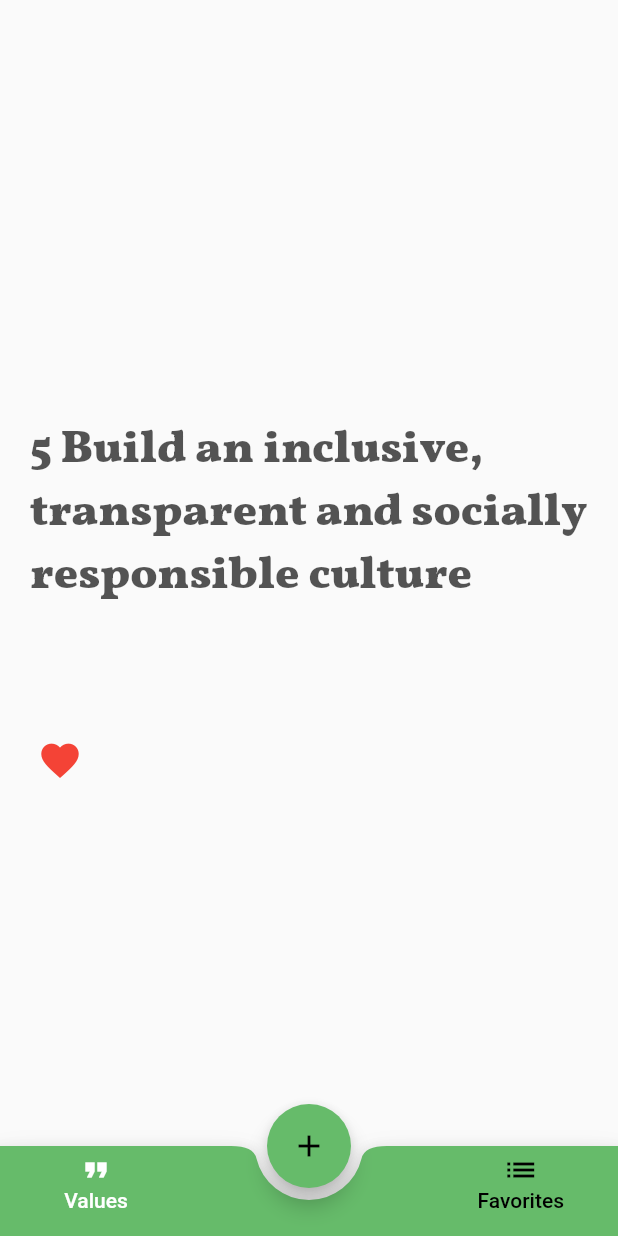
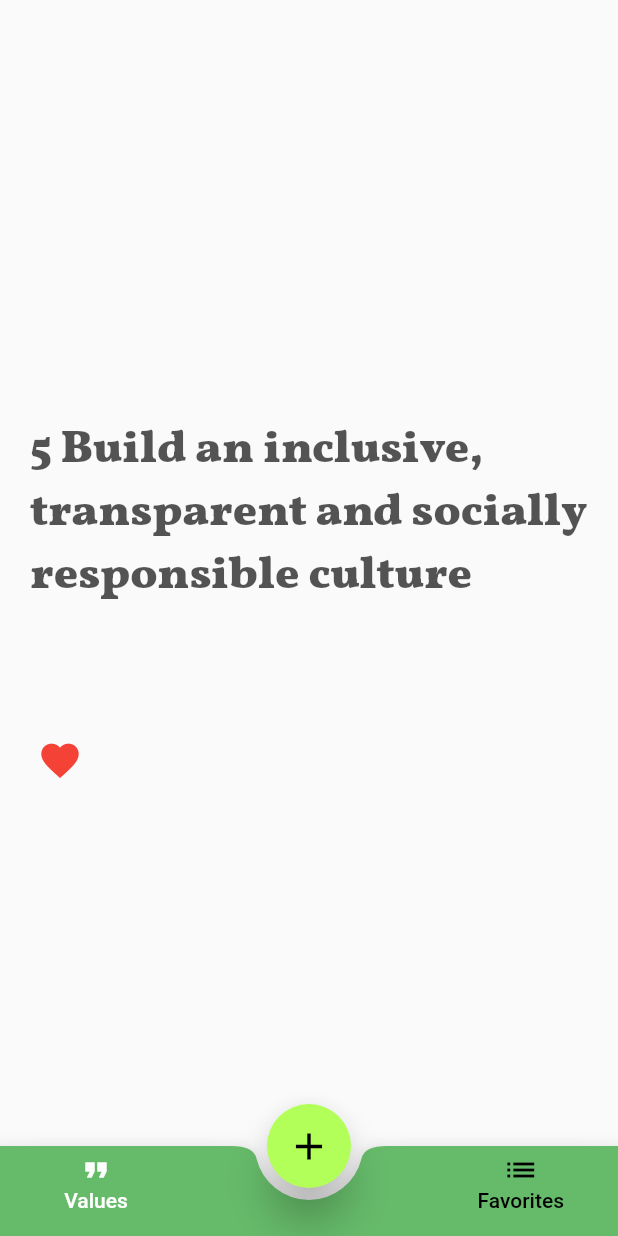
Before and after one commit to ptuzinek/net_guru_blocs, a Flutter app: the screen it shows after launch, after a tap on the "favorite" icon, on a phone screen of 412 x 824 dp. Run offline on Flutter 3.47's test engine with Material 2 defaults, Android fonts, the phone set to English and light mode, and no system bars; our stand-ins replace bloc, equatable, flutter_bloc, shared_preferences; missing offline and left inert: move_to_background.

Commit message:
Added SharedPreferences, changed bloc, state, events and UI to handle Stings instead of ValueBase object for easier SharedPreferences use. Changed FloatingActionButton's color.

```diff
--- a/lib/bloc/favorites/favorites_bloc.dart
+++ b/lib/bloc/favorites/favorites_bloc.dart
@@ -8,7 +8,9 @@ part 'favorites_state.dart';
 
 class FavoritesBloc extends Bloc<FavoritesEvent, FavoritesState> {
   final ValuesRepository repository;
-  FavoritesBloc({this.repository}) : super(FavoritesEmpty());
+  FavoritesBloc({this.repository})
+      : super(FavoritesUpdateSuccess(
+            favoritesList: repository.localFavoritesList));
 
   @override
   void onTransition(Transition<FavoritesEvent, FavoritesState> transition) {
@@ -27,13 +29,8 @@ class FavoritesBloc extends Bloc<FavoritesEvent, FavoritesState> {
 
   Stream<FavoritesState> _mapNewFavoriteValueToState(
       NewFavoriteValue event) async* {
-    repository.localValuesList[event.index].isFavorite = true;
-    List<String> updatedList = List();
-    repository.localValuesList.forEach((valueBase) {
-      if (valueBase.isFavorite) {
-        updatedList.add(valueBase.valueText);
-      }
-    });
+    // ToDo - Save favoritesList to SharedPreferences
+    List<String> updatedList = repository.addToFavoritesList(event.newFavorite);
     yield FavoritesUpdateSuccess(
       favoritesList: updatedList,
     );
--- a/lib/bloc/favorites/favorites_state.dart
+++ b/lib/bloc/favorites/favorites_state.dart
@@ -4,7 +4,11 @@ abstract class FavoritesState extends Equatable {
   FavoritesState([List props = const []]) : super(props);
 }
 
-class FavoritesEmpty extends FavoritesState {
+class FavoritesInitial extends FavoritesState {
+  final List<String> favoritesList;
+
+  FavoritesInitial({this.favoritesList}) : super([favoritesList]);
+
   @override
   String toString() => 'FavoritesEmpty';
 }
--- a/lib/bloc/values/values_bloc.dart
+++ b/lib/bloc/values/values_bloc.dart
@@ -15,7 +15,11 @@ class ValuesBloc extends Bloc<ValuesEvent, ValuesState> {
 
   ValuesBloc({
     @required this.repository,
-  }) : super(ValuesUpdateSuccess(repository.localValuesList, repository.index));
+  }) : super(ValuesUpdateSuccess(
+          valuesList: repository.localValuesList,
+          favoritesList: repository.localFavoritesList,
+          index: repository.index,
+        ));
 
   @override
   void onTransition(Transition<ValuesEvent, ValuesState> transition) {
@@ -38,16 +42,23 @@ class ValuesBloc extends Bloc<ValuesEvent, ValuesState> {
 
   Stream<ValuesState> _mapAddedNewValueToState(AddedNewValue event) async* {
     yield ValuesStateLoading();
-    List<ValueBase> updatedList = repository.addToValuesList(event.newValue);
+    List<String> updatedList = repository.addToValuesList(event.newValue);
+    // ToDo - save valueList to SharedPreferences
     yield ValuesUpdateSuccess(
-      updatedList,
-      repository.index,
+      valuesList: updatedList,
+      favoritesList: repository.localFavoritesList,
+      index: repository.index,
     );
   }
 
   Stream<ValuesState> _mapLikedValueToState(LikedValue event) async* {
     yield ValuesStateLoading();
-    yield ValuesUpdateSuccess(repository.localValuesList, repository.index);
+
+    yield ValuesUpdateSuccess(
+      valuesList: repository.localValuesList,
+      favoritesList: repository.localFavoritesList,
+      index: repository.index,
+    );
   }
 
   Stream<ValuesState> _mapAnimationEndedToState(AnimationEnded event) async* {
@@ -55,8 +66,9 @@ class ValuesBloc extends Bloc<ValuesEvent, ValuesState> {
     int index = repository.getNextIndex();
     repository.index = index;
     yield ValuesUpdateSuccess(
-      repository.getValuesList(),
-      index,
+      valuesList: repository.getValuesList(),
+      favoritesList: repository.localFavoritesList,
+      index: index,
     );
   }
 }
--- a/lib/bloc/values/values_event.dart
+++ b/lib/bloc/values/values_event.dart
@@ -10,7 +10,7 @@ class AnimationEnded extends ValuesEvent {
 }
 
 class AddedNewValue extends ValuesEvent {
-  final ValueBase newValue;
+  final String newValue;
 
   AddedNewValue({this.newValue}) : super([newValue]);
 
@@ -19,11 +19,9 @@ class AddedNewValue extends ValuesEvent {
 }
 
 class LikedValue extends ValuesEvent {
-  // final String newFavorite;
-  // final int index;
+  final int index;
 
-  // LikedValue({this.newFavorite, this.index}) : super([newFavorite]);
-  LikedValue() : super([]);
+  LikedValue({this.index}) : super([index]);
 
   @override
   String toString() => "LikedValue";
--- a/lib/bloc/values/values_state.dart
+++ b/lib/bloc/values/values_state.dart
@@ -10,21 +10,14 @@ class ValuesStateLoading extends ValuesState {
 }
 
 class ValuesUpdateSuccess extends ValuesState {
-  final List<ValueBase> valuesList;
+  final List<String> valuesList;
+  final List<String> favoritesList;
   final int index;
 
-  ValuesUpdateSuccess(this.valuesList, this.index) : super([valuesList]);
+  ValuesUpdateSuccess({this.valuesList, this.favoritesList, this.index})
+      : super([valuesList, favoritesList, index]);
 
   @override
   String toString() =>
-      'ValuesUpdateSuccess {index: $index , valuesQuantity: ${valuesList.length}}';
+      'ValuesUpdateSuccess {index: $index , valuesQuantity: ${valuesList.length}, favoritesQuantity: ${favoritesList.length}';
 }
-
-class IconChangedSuccess extends ValuesState {
-  final List<String> favoritesList;
-
-  IconChangedSuccess({this.favoritesList}) : super([favoritesList]);
-
-  @override
-  String toString() => 'IconChangedSuccess { likedValueList: $favoritesList}';
-}
--- a/lib/components/floating_button.dart
+++ b/lib/components/floating_button.dart
@@ -10,9 +10,11 @@ class FloatingButton extends StatelessWidget {
   @override
   Widget build(BuildContext context) {
     return FloatingActionButton(
-      backgroundColor: Theme.of(context).primaryColor,
+      elevation: 12,
+      backgroundColor: Colors.lightGreenAccent,
       child: Icon(
         Icons.add,
+        size: 30,
         color: activeTab == AppTab.addValue ? Colors.white : Colors.black,
       ),
       onPressed: onPressed,
--- a/lib/pages/add_screen.dart
+++ b/lib/pages/add_screen.dart
@@ -24,8 +24,8 @@ class _AddScreenState extends State<AddScreen> {
     super.dispose();
   }
 
-  void addNewValueToList(ValueBase newValue) {
-    if (newValue.valueText.length > 0) {
+  void addNewValueToList(String newValue) {
+    if (newValue.length > 0) {
       textEditingController.clear();
       widget.bloc.add(AddedNewValue(newValue: newValue));
       FocusScope.of(context).unfocus();
@@ -50,8 +50,7 @@ class _AddScreenState extends State<AddScreen> {
               controller: textEditingController,
             ),
             FlatButton(
-              onPressed: () => addNewValueToList(
-                  ValueBase(valueText: newValue, isFavorite: false)),
+              onPressed: () => addNewValueToList(newValue),
               child: Text('Add'),
             ),
           ],
--- a/lib/pages/favorites_screen.dart
+++ b/lib/pages/favorites_screen.dart
@@ -29,7 +29,7 @@ class _FavoritesScreenState extends State<FavoritesScreen> {
         builder: (BuildContext context, FavoritesState state) {
           if (state is FavoritesUpdateSuccess) {
             List<Widget> favoriteWidgetsList = [];
-            for (String favorite in state.favoritesList) {
+            for (String favorite in state.favoritesList.reversed) {
               final favoriteWidget = FavoriteBubble(
                 text: favorite,
               );
--- a/lib/pages/values_screen.dart
+++ b/lib/pages/values_screen.dart
@@ -23,13 +23,6 @@ class _ValuesScreenState extends State<ValuesScreen> {
       },
       child: Scaffold(
         body: BlocBuilder<ValuesBloc, ValuesState>(
-            buildWhen: (prevState, currentState) {
-              if (currentState is IconChangedSuccess) {
-                return false;
-              } else {
-                return true;
-              }
-            },
             cubit: widget.bloc,
             builder: (BuildContext context, ValuesState state) {
               if (state is ValuesStateLoading) {
@@ -46,7 +39,7 @@ class _ValuesScreenState extends State<ValuesScreen> {
                     Container(
                       height: 250,
                       child: FadeAnimation(
-                        valueText: state.valuesList[state.index].valueText,
+                        valueText: state.valuesList[state.index],
                         bloc: widget.bloc,
                       ),
                     ),
@@ -56,7 +49,8 @@ class _ValuesScreenState extends State<ValuesScreen> {
                         icon: Icon(
                           Icons.favorite,
                           size: 30,
-                          color: state.valuesList[state.index].isFavorite
+                          color: state.favoritesList
+                                  .contains(state.valuesList[state.index])
                               ? Colors.red
                               : Theme.of(context)
                                   .primaryTextTheme
@@ -66,10 +60,9 @@ class _ValuesScreenState extends State<ValuesScreen> {
                         onPressed: () {
                           BlocProvider.of<FavoritesBloc>(context).add(
                               NewFavoriteValue(
-                                  newFavorite:
-                                      state.valuesList[state.index].valueText,
+                                  newFavorite: state.valuesList[state.index],
                                   index: state.index));
-                          widget.bloc.add(LikedValue());
+                          widget.bloc.add(LikedValue(index: state.index));
                         },
                       ),
                     ),
--- a/lib/values_repository.dart
+++ b/lib/values_repository.dart
@@ -4,45 +4,40 @@ import 'model/value_base.dart';
 
 class ValuesRepository {
   final SharedPreferences preferences;
-  final List<ValueBase> localValuesList = [
-    ValueBase(
-        valueText: '1 Exceed clients\' and colleagues\' expectations',
-        isFavorite: false),
-    ValueBase(
-        valueText:
-            '2 Take ownership and question the status quo in a constructive manner',
-        isFavorite: false),
-    ValueBase(
-        valueText:
-            '3 Be brave, curious and experiment. Learn from all successes and failures',
-        isFavorite: false),
-    ValueBase(
-        valueText: '4 Act in a way that makes all of us proud',
-        isFavorite: false),
-    ValueBase(
-        valueText:
-            '5 Build an inclusive, transparent and socially responsible culture',
-        isFavorite: false),
-    ValueBase(
-        valueText: '6 Be ambitious, grow yourself and the people around you',
-        isFavorite: false),
-    ValueBase(
-        valueText: '7 Recognize excellence and engagement', isFavorite: false),
-  ];
-
-  final List<String> localFavoritesList = List();
   int index;
   Random rnd = Random();
+  List<String> localFavoritesList = List();
+  List<String> localValuesList = [
+    '1 Exceed clients\' and colleagues\' expectations',
+    '2 Take ownership and question the status quo in a constructive manner',
+    '3 Be brave, curious and experiment. Learn from all successes and failures',
+    '4 Act in a way that makes all of us proud',
+    '5 Build an inclusive, transparent and socially responsible culture',
+    '6 Be ambitious, grow yourself and the people around you',
+    '7 Recognize excellence and engagement',
+  ];
 
   ValuesRepository({this.preferences}) {
     index = rnd.nextInt(localValuesList.length);
+    // ToDo - get the localValuesList and localFavoritesList here if not null
+    localValuesList = getValuesListFromSP();
+    localFavoritesList = getFavoriteListFromSP();
   }
 
-  List<String> get valuesList =>
-      preferences.getStringList('valuesList') ?? localValuesList;
+  List<String> getValuesListFromSP() {
+    return preferences.getStringList('valuesList') ?? localValuesList;
+  }
 
-  set valuesList(List<String> newValuesList) {
+  saveValuesListToSP(List<String> newValuesList) {
     preferences.setStringList('valuesList', newValuesList);
+  }
+
+  List<String> getFavoriteListFromSP() {
+    return preferences.getStringList('favoritesList') ?? localFavoritesList;
+  }
+
+  saveFavoriteListToSP(List<String> newFavoritesList) {
+    preferences.setStringList('favoritesList', newFavoritesList);
   }
 
   int getNextIndex() {
@@ -53,18 +48,21 @@ class ValuesRepository {
     return nextIndex;
   }
 
-  List<ValueBase> getValuesList() {
+  List<String> getValuesList() {
     return localValuesList;
   }
 
-  List<ValueBase> addToValuesList(ValueBase newValue) {
+  List<String> addToValuesList(String newValue) {
     localValuesList.add(newValue);
+    saveValuesListToSP(localValuesList);
     return localValuesList;
   }
 
-  // List<String> addToFavoritesList(String newValue) {
-  //   localFavoritesList.add(newValue);
-  //
-  //   return localFavoritesList;
-  // }
+  List<String> addToFavoritesList(String newValue) {
+    if (!localFavoritesList.contains(newValue)) {
+      localFavoritesList.add(newValue);
+      saveFavoriteListToSP(localFavoritesList);
+    }
+    return localFavoritesList;
+  }
 }
```
